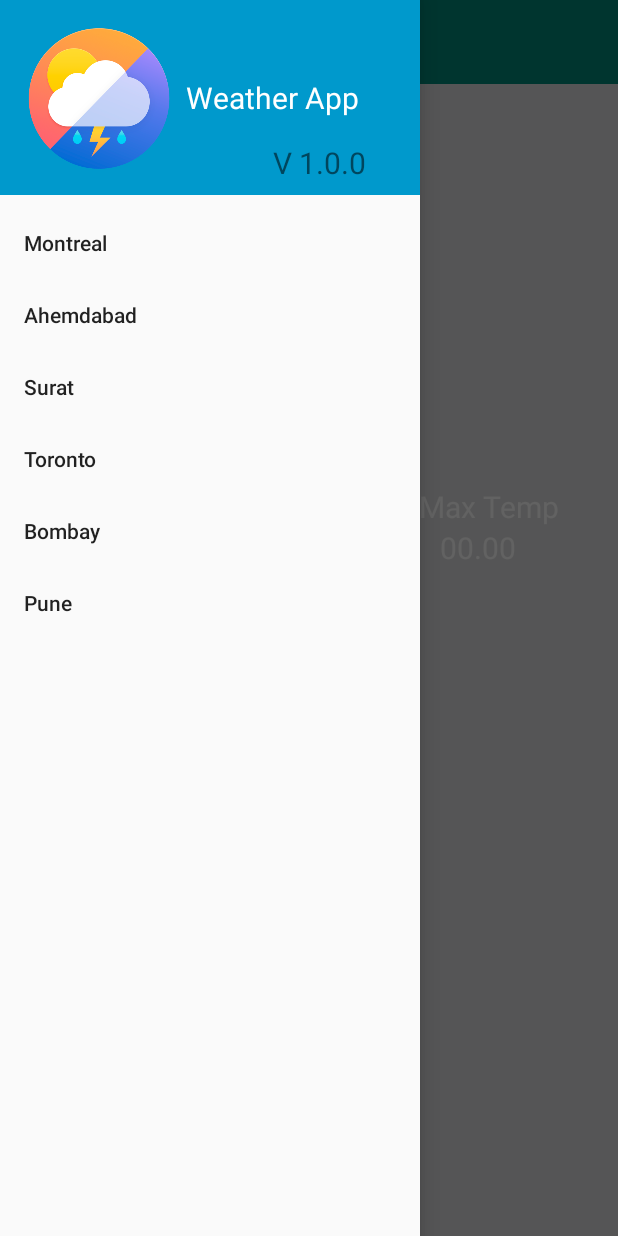
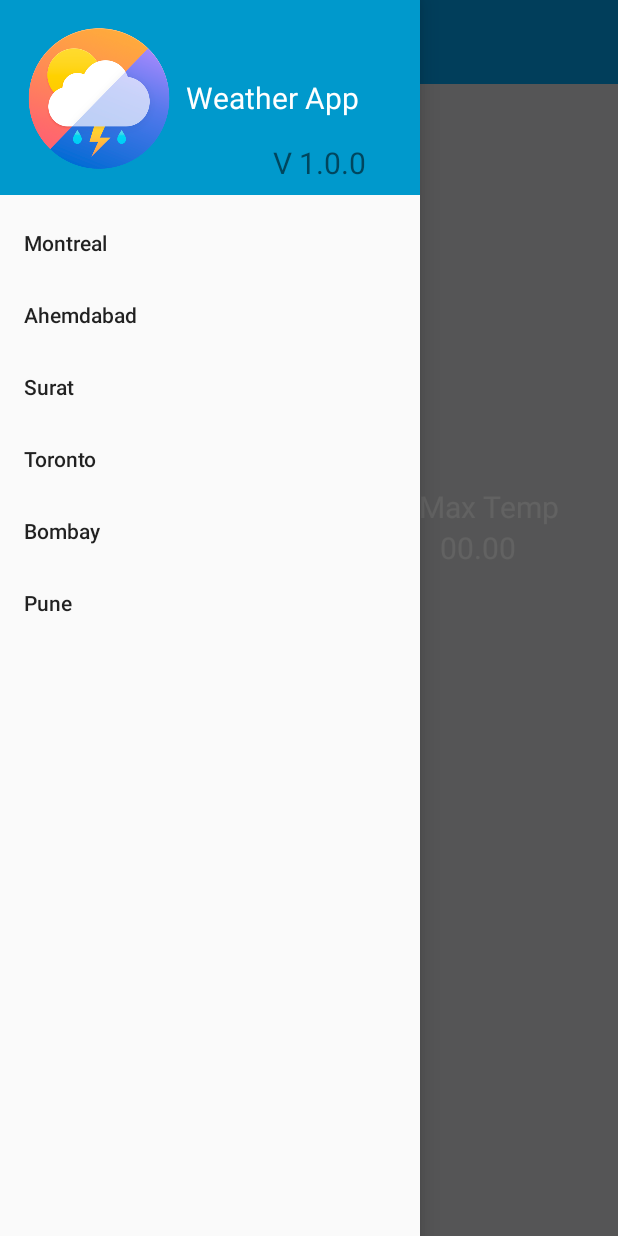
Before and after one commit to khushal3048/WeatherAPIWithJetPackNavigation, an Android app: the screen it shows after launch (MainActivity), with the side drawer open, on a phone screen of 412 x 824 dp. Run offline under Robolectric (Android 15) with nearby library versions, the phone set to English and light mode, and no system bars; our stand-ins replace navigation-ui; pictures from the network do not load.

```diff
--- a/app/src/main/AndroidManifest.xml
+++ b/app/src/main/AndroidManifest.xml
@@ -9,13 +9,16 @@
         android:roundIcon="@drawable/logo"
         android:supportsRtl="true"
         android:theme="@style/AppTheme">
-        <activity android:name=".MainActivity">
+        <activity android:name=".SplashScreen">
             <intent-filter>
                 <action android:name="android.intent.action.MAIN" />
 
                 <category android:name="android.intent.category.LAUNCHER" />
             </intent-filter>
         </activity>
+        <activity android:name=".MainActivity">
+
+        </activity>
     </application>
 
 </manifest>
--- /dev/null
+++ b/app/src/main/java/com/example/weatherapiwithjetpacknavigation/SplashScreen.java
@@ -0,0 +1,35 @@
+package com.example.weatherapiwithjetpacknavigation;
+
+import android.content.Intent;
+import android.os.Bundle;
+import android.os.Handler;
+import android.view.animation.Animation;
+import android.view.animation.AnimationUtils;
+import android.widget.ImageView;
+
+import androidx.appcompat.app.AppCompatActivity;
+
+public class SplashScreen extends AppCompatActivity {
+ImageView app_logo;
+    @Override
+    protected void onCreate(Bundle savedInstanceState) {
+        super.onCreate(savedInstanceState);
+        setContentView(R.layout.activity_splash_screen);
+        app_logo = findViewById(R.id.app_logo);
+
+        Animation animation = AnimationUtils.loadAnimation(getApplicationContext(),R.anim.rotation);
+        animation.setDuration(5000);
+        app_logo.setAnimation(animation);
+
+
+        new Handler().postDelayed(new Runnable() {
+            @Override
+            public void run() {
+                Intent i = new Intent(SplashScreen.this,MainActivity.class);
+                startActivity(i);
+                finish();
+
+            }
+        },6000);
+    }
+}
--- /dev/null
+++ b/app/src/main/res/anim/rotation.xml
@@ -0,0 +1,20 @@
+<?xml version="1.0" encoding="utf-8"?>
+<set xmlns:android="http://schemas.android.com/apk/res/android">
+
+
+    <scale
+        android:fromXScale=".3"
+        android:toXScale="1.0"
+        android:fromYScale="0.3"
+        android:toYScale="1.0"
+        android:pivotX="50%"
+        android:pivotY="50%"
+        android:duration="800" />
+
+    <rotate
+        android:fromDegrees="0"
+        android:toDegrees="360"
+        android:pivotX="50%"
+        android:pivotY="50%"
+        android:duration="2500" />
+</set>
--- a/app/src/main/res/values/colors.xml
+++ b/app/src/main/res/values/colors.xml
@@ -1,6 +1,6 @@
 <?xml version="1.0" encoding="utf-8"?>
 <resources>
-    <color name="colorPrimary">#008577</color>
+    <color name="colorPrimary">#039be5</color>
     <color name="colorPrimaryDark">#00574B</color>
 
     <color name="primaryColor">#039be5</color>
```
Also changed, not shown: app/src/main/res/layout/activity_splash_screen.xml (added, +17 -0 lines).
